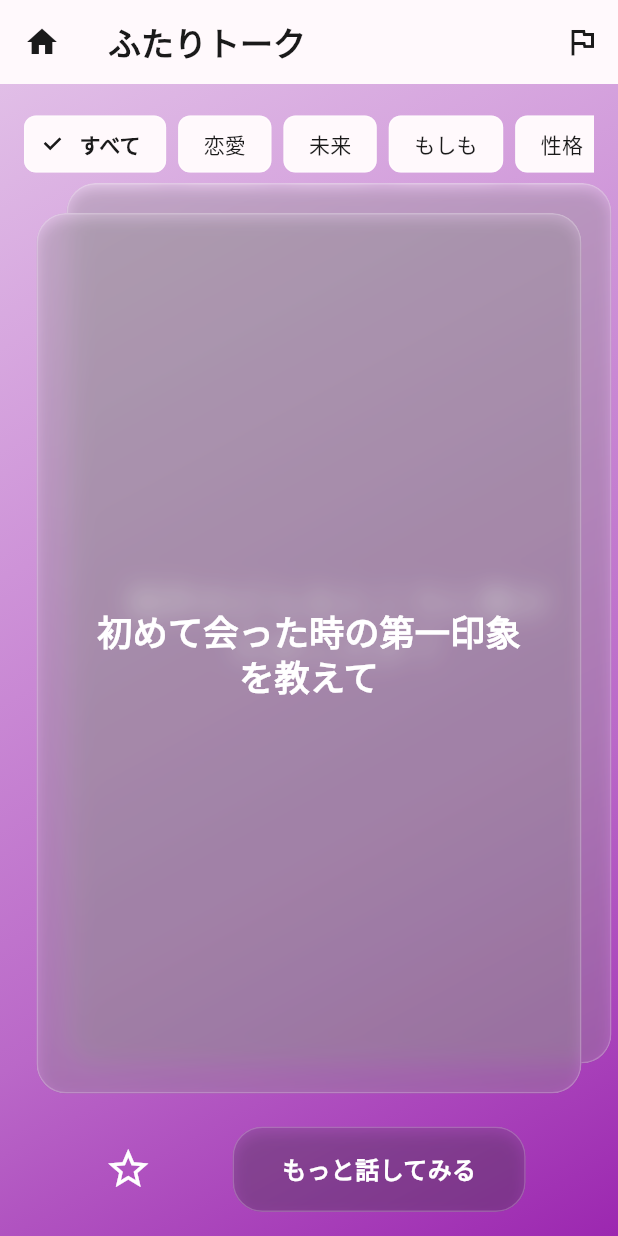
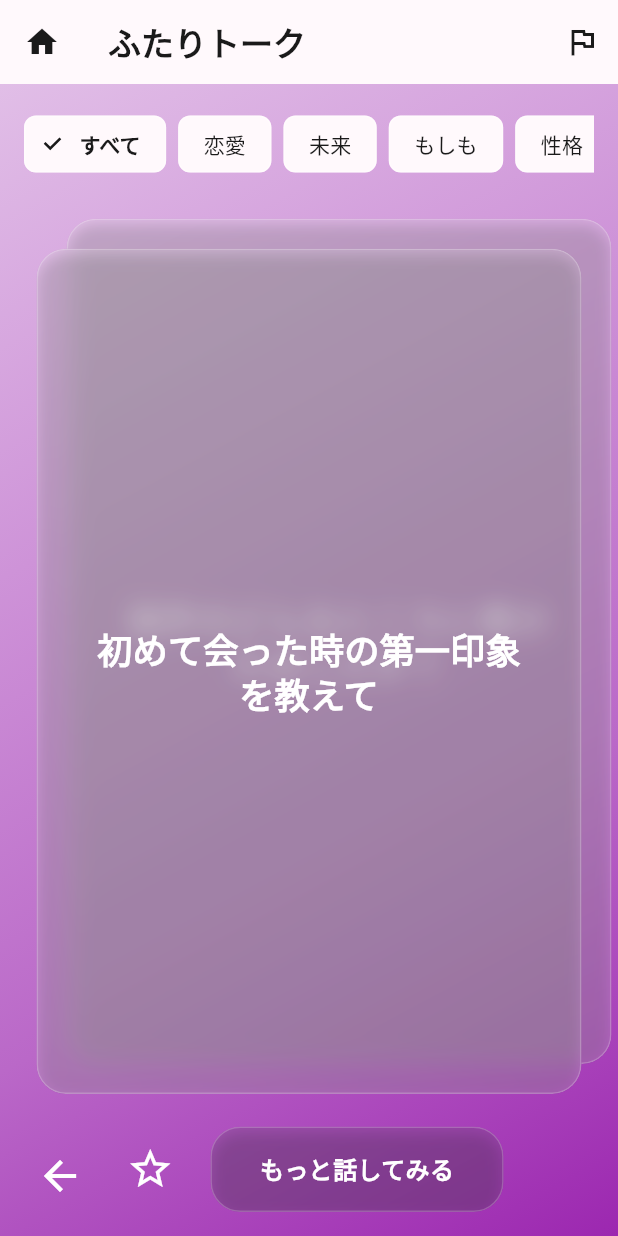
Before and after one commit to sk-dali/dev-app, a Flutter app: the TalkScreen screen opened by its route, on a phone screen of 412 x 824 dp. Run offline on Flutter 3.47's test engine with Material 3 defaults, Android fonts, the phone set to English and light mode, and no system bars; our stand-ins replace flutter_riverpod, go_router, shared_preferences; accounts and stored records are empty.

Commit message:
機能追加・改善: ふたりトーク画面のパフォーマンス最適化とUI改善
- Riverpodの監視を最適化（ref.select使用）
- nextQuestionの計算をメモ化してパフォーマンス向上
- RepaintBoundaryを追加して再描画範囲を制限
- AnimatedContainerをOpacityに変更して軽量化
- MediaQueryの値をキャッシュして重複呼び出しを削減
- カテゴリと質問カードの間の余白を追加
- 前の質問に戻るボタンを左下に追加
- TalkControllerにprevious()メソッドを追加

```diff
--- a/pairplay/lib/features/talk/presentation/talk_controller.dart
+++ b/pairplay/lib/features/talk/presentation/talk_controller.dart
@@ -75,6 +75,24 @@ class TalkController extends StateNotifier<TalkState> {
     state = state.copyWith(current: questions[nextIndex]);
   }
 
+  void previous() {
+    final questions = state.availableQuestions;
+    if (questions.isEmpty) return;
+
+    final currentIndex = state.current != null
+        ? questions.indexWhere((q) => q.id == state.current!.id)
+        : -1;
+
+    int previousIndex;
+    if (currentIndex == -1 || currentIndex == 0) {
+      previousIndex = questions.length - 1;
+    } else {
+      previousIndex = currentIndex - 1;
+    }
+
+    state = state.copyWith(current: questions[previousIndex]);
+  }
+
   void changeCategory(String? category) {
     final questions = category == null
         ? _repository.getAll()
--- a/pairplay/lib/features/talk/presentation/talk_screen.dart
+++ b/pairplay/lib/features/talk/presentation/talk_screen.dart
@@ -3,6 +3,7 @@ import 'package:flutter_riverpod/flutter_riverpod.dart';
 import 'package:go_router/go_router.dart';
 import '../../../core/widgets/app_card.dart';
 import '../../../core/widgets/app_button.dart';
+import '../../../shared/models/talk_question.dart';
 import 'talk_controller.dart';
 
 class TalkScreen extends ConsumerStatefulWidget {
@@ -23,6 +24,11 @@ class _TalkScreenState extends ConsumerState<TalkScreen>
   late Animation<double> _animation;
   bool _isAnimating = false;
   String? _previousQuestionId;
+
+  // パフォーマンス最適化用
+  double? _cachedScreenWidth;
+  TalkQuestion? _cachedNextQuestion;
+  String? _cachedCurrentQuestionId;
 
   @override
   void initState() {
@@ -52,6 +58,7 @@ class _TalkScreenState extends ConsumerState<TalkScreen>
   void _onPanUpdate(DragUpdateDetails details) {
     if (_isAnimating) return;
 
+    // RepaintBoundaryで囲んでいるため、setStateを呼んでも他の部分は再描画されない
     setState(() {
       _dragPosition += details.delta.dx;
       // 回転角度を計算（最大30度）
@@ -64,7 +71,9 @@ class _TalkScreenState extends ConsumerState<TalkScreen>
   void _onPanEnd(DragEndDetails details, TalkController controller) {
     if (_isAnimating) return;
 
-    final screenWidth = MediaQuery.of(context).size.width;
+    // MediaQueryの値をキャッシュ
+    final screenWidth = _cachedScreenWidth ?? MediaQuery.of(context).size.width;
+    _cachedScreenWidth = screenWidth;
     final threshold = screenWidth * 0.3; // 画面幅の30%を閾値とする
 
     if (_dragPosition < -threshold) {
@@ -117,14 +126,32 @@ class _TalkScreenState extends ConsumerState<TalkScreen>
 
   @override
   Widget build(BuildContext context) {
-    final state = ref.watch(talkControllerProvider);
+    // パフォーマンス最適化: 必要な部分だけ監視
+    final currentQuestion = ref.watch(
+      talkControllerProvider.select((state) => state.current),
+    );
+    final selectedCategory = ref.watch(
+      talkControllerProvider.select((state) => state.selectedCategory),
+    );
+    final availableQuestions = ref.watch(
+      talkControllerProvider.select((state) => state.availableQuestions),
+    );
+    final favoriteIds = ref.watch(
+      talkControllerProvider.select((state) => state.favoriteIds),
+    );
     final controller = ref.read(talkControllerProvider.notifier);
 
+    // MediaQueryの値をキャッシュ
+    _cachedScreenWidth ??= MediaQuery.of(context).size.width;
+
     // 質問が変わったときにドラッグ位置をリセット
-    final currentQuestionId = state.current?.id;
+    final currentQuestionId = currentQuestion?.id;
     if (currentQuestionId != null && currentQuestionId != _previousQuestionId) {
       final previousId = _previousQuestionId;
       _previousQuestionId = currentQuestionId;
+      // キャッシュをクリア
+      _cachedNextQuestion = null;
+      _cachedCurrentQuestionId = null;
       // アニメーション中でない場合、または前の質問から新しい質問に変わった場合のみリセット
       if (!_isAnimating || previousId != null) {
         WidgetsBinding.instance.addPostFrameCallback((_) {
@@ -181,16 +208,17 @@ class _TalkScreenState extends ConsumerState<TalkScreen>
         child: Column(
           children: [
             // カテゴリ選択
-            Padding(
+            RepaintBoundary(
+              child: Padding(
                 padding: const EdgeInsets.all(16.0),
                 child: SingleChildScrollView(
                   scrollDirection: Axis.horizontal,
                   child: Row(
                     children: categories.map((category) {
                       final isSelected = (category == 'すべて' &&
-                            state.selectedCategory == null) ||
+                              selectedCategory == null) ||
                           (category != 'すべて' &&
-                            state.selectedCategory == category);
+                              selectedCategory == category);
                       return Padding(
                         padding: const EdgeInsets.only(right: 8.0),
                         child: FilterChip(
@@ -220,6 +248,10 @@ class _TalkScreenState extends ConsumerState<TalkScreen>
                   ),
                 ),
               ),
+            ),
+
+            // カテゴリと質問カードの間の余白
+            const SizedBox(height: 24),
 
             // 質問カード
             Expanded(
@@ -232,21 +264,28 @@ class _TalkScreenState extends ConsumerState<TalkScreen>
 
                   return Padding(
                     padding: const EdgeInsets.all(16.0),
-                    child: state.current != null
+                    child: currentQuestion != null
                         ? Builder(
                             builder: (context) {
-                              // 次の質問を取得
-                              final questions = state.availableQuestions;
-                              final currentIndex = questions.indexWhere(
-                                (q) => q.id == state.current!.id,
+                              // 次の質問を取得（メモ化）
+                              TalkQuestion? nextQuestion;
+                              if (_cachedCurrentQuestionId == currentQuestion.id &&
+                                  _cachedNextQuestion != null) {
+                                nextQuestion = _cachedNextQuestion;
+                              } else {
+                                final currentIndex = availableQuestions.indexWhere(
+                                  (q) => q.id == currentQuestion.id,
                                 );
                                 final nextIndex = currentIndex != -1 &&
-                                      currentIndex < questions.length - 1
+                                        currentIndex < availableQuestions.length - 1
                                     ? currentIndex + 1
                                     : 0;
-                              final nextQuestion = questions.isNotEmpty
-                                  ? questions[nextIndex]
+                                nextQuestion = availableQuestions.isNotEmpty
+                                    ? availableQuestions[nextIndex]
                                     : null;
+                                _cachedNextQuestion = nextQuestion;
+                                _cachedCurrentQuestionId = currentQuestion.id;
+                              }
 
                               return OverflowBox(
                                 maxWidth: double.infinity,
@@ -287,20 +326,17 @@ class _TalkScreenState extends ConsumerState<TalkScreen>
                                           ),
                                         ),
                                       ),
-                                    // 背景のヒント表示
+                                    // 背景のヒント表示（軽量化: AnimatedContainer → Opacity）
                                     if (_dragPosition < -10)
                                       Positioned.fill(
-                                        child: AnimatedContainer(
-                                          duration: const Duration(milliseconds: 100),
-                                          decoration: BoxDecoration(
-                                            color: Colors.green.withOpacity(
-                                              (-_dragPosition /
-                                                      MediaQuery.of(context)
-                                                          .size
-                                                          .width *
+                                        child: Opacity(
+                                          opacity: (-_dragPosition /
+                                                  (_cachedScreenWidth ?? MediaQuery.of(context).size.width) *
                                                   0.3)
                                               .clamp(0.0, 0.8),
-                                            ),
+                                          child: Container(
+                                            decoration: BoxDecoration(
+                                              color: Colors.green,
                                               borderRadius: BorderRadius.circular(20),
                                             ),
                                             child: const Align(
@@ -331,8 +367,10 @@ class _TalkScreenState extends ConsumerState<TalkScreen>
                                             ),
                                           ),
                                         ),
+                                      ),
                                     // 現在の質問カード
-                                    AnimatedBuilder(
+                                    RepaintBoundary(
+                                      child: AnimatedBuilder(
                                         animation: _animation,
                                         builder: (context, child) {
                                           final position = _isAnimating
@@ -359,13 +397,13 @@ class _TalkScreenState extends ConsumerState<TalkScreen>
                                                       height: cardHeight,
                                                       child: AppCard(
                                                         key: ValueKey(
-                                                          state.current!.id),
+                                                            currentQuestion.id),
                                                         padding:
                                                             const EdgeInsets.all(
                                                                 32),
                                                         child: Center(
                                                           child: Text(
-                                                          state.current!.text,
+                                                            currentQuestion.text,
                                                             style: Theme.of(
                                                                     context)
                                                                 .textTheme
@@ -390,6 +428,7 @@ class _TalkScreenState extends ConsumerState<TalkScreen>
                                           );
                                         },
                                       ),
+                                    ),
                                   ],
                                 ),
                               );
@@ -407,30 +446,52 @@ class _TalkScreenState extends ConsumerState<TalkScreen>
             ),
 
             // ボタン群
+            RepaintBoundary(
+              child: Stack(
+                children: [
+                  // 中央のボタン群
                   Padding(
                     padding: const EdgeInsets.all(16.0),
                     child: Row(
-                mainAxisAlignment: MainAxisAlignment.spaceEvenly,
+                      mainAxisAlignment: MainAxisAlignment.center,
                       children: [
                         IconButton(
                           icon: Icon(
-                      state.current != null &&
-                              controller.isFavorite(state.current!.id)
+                            currentQuestion != null &&
+                                    favoriteIds.contains(currentQuestion.id)
                                 ? Icons.star
                                 : Icons.star_border,
                           ),
                           iconSize: 32,
-                    color: state.current != null &&
-                            controller.isFavorite(state.current!.id)
+                          color: currentQuestion != null &&
+                                  favoriteIds.contains(currentQuestion.id)
                               ? Colors.amber
                               : Colors.white,
                           onPressed: () => controller.toggleFavorite(),
                         ),
+                        const SizedBox(width: 16),
                         AppButton(
                           text: 'もっと話してみる',
-                    onPressed: state.current != null
+                          onPressed: currentQuestion != null
                               ? () => controller.next()
                               : null,
+                        ),
+                      ],
+                    ),
+                  ),
+                  // 左下の前の質問に戻るボタン
+                  Positioned(
+                    left: 16,
+                    bottom: 16,
+                    child: IconButton(
+                      icon: const Icon(Icons.arrow_back),
+                      iconSize: 32,
+                      color: Colors.white,
+                      onPressed: currentQuestion != null
+                          ? () => controller.previous()
+                          : null,
+                      tooltip: '前の質問に戻る',
+                    ),
                   ),
                 ],
               ),
```
Lines whose indentation alone changed are shown as unchanged.
